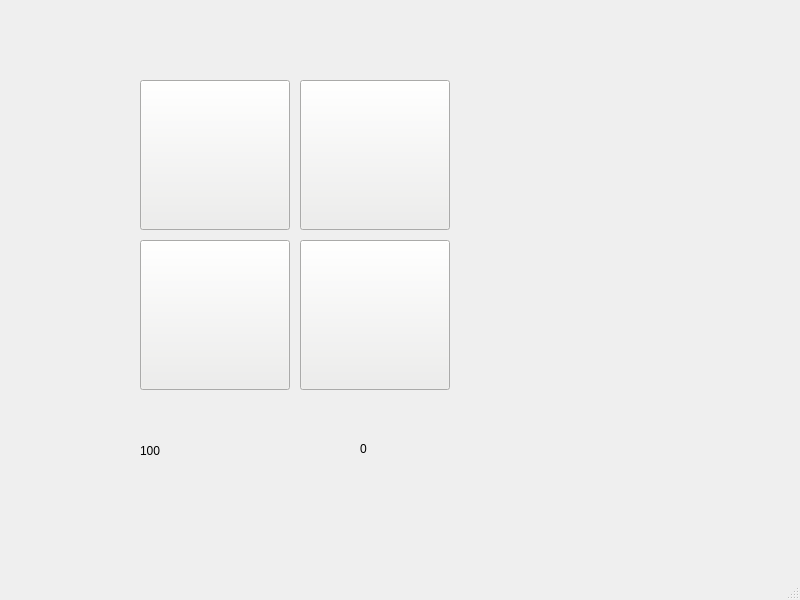
Qt form mainwindow.ui (asya-r/simulation_1) before a commit.
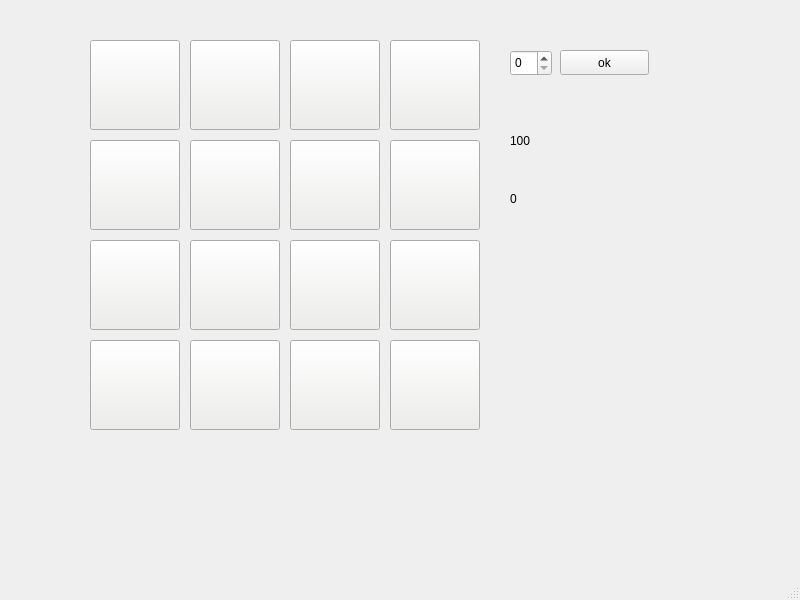
The same form after that commit.

The edit to the form file:
```diff
--- a/mainwindow.ui
+++ b/mainwindow.ui
@@ -17,10 +17,10 @@
    <widget class="QPushButton" name="pushButton">
     <property name="geometry">
      <rect>
-      <x>140</x>
-      <y>80</y>
-      <width>150</width>
-      <height>150</height>
+      <x>90</x>
+      <y>40</y>
+      <width>90</width>
+      <height>90</height>
      </rect>
     </property>
     <property name="styleSheet">
@@ -33,10 +33,10 @@
    <widget class="QPushButton" name="pushButton_2">
     <property name="geometry">
      <rect>
-      <x>300</x>
-      <y>80</y>
-      <width>150</width>
-      <height>150</height>
+      <x>190</x>
+      <y>40</y>
+      <width>90</width>
+      <height>90</height>
      </rect>
     </property>
     <property name="styleSheet">
@@ -49,10 +49,10 @@
    <widget class="QPushButton" name="pushButton_3">
     <property name="geometry">
      <rect>
-      <x>140</x>
-      <y>240</y>
-      <width>150</width>
-      <height>150</height>
+      <x>290</x>
+      <y>40</y>
+      <width>90</width>
+      <height>90</height>
      </rect>
     </property>
     <property name="styleSheet">
@@ -65,10 +65,10 @@
    <widget class="QPushButton" name="pushButton_4">
     <property name="geometry">
      <rect>
-      <x>300</x>
-      <y>240</y>
-      <width>150</width>
-      <height>150</height>
+      <x>390</x>
+      <y>40</y>
+      <width>90</width>
+      <height>90</height>
      </rect>
     </property>
     <property name="styleSheet">
@@ -81,8 +81,8 @@
    <widget class="QLabel" name="label">
     <property name="geometry">
      <rect>
-      <x>140</x>
-      <y>420</y>
+      <x>510</x>
+      <y>110</y>
       <width>111</width>
       <height>61</height>
      </rect>
@@ -94,8 +94,8 @@
    <widget class="QLabel" name="label_2">
     <property name="geometry">
      <rect>
-      <x>360</x>
-      <y>440</y>
+      <x>510</x>
+      <y>190</y>
       <width>67</width>
       <height>17</height>
      </rect>
@@ -104,6 +104,221 @@
      <string>0</string>
     </property>
    </widget>
+   <widget class="QPushButton" name="pushButton_5">
+    <property name="geometry">
+     <rect>
+      <x>390</x>
+      <y>140</y>
+      <width>90</width>
+      <height>90</height>
+     </rect>
+    </property>
+    <property name="styleSheet">
+     <string notr="true">background-color: rgb(238, 238, 236)</string>
+    </property>
+    <property name="text">
+     <string/>
+    </property>
+   </widget>
+   <widget class="QPushButton" name="pushButton_6">
+    <property name="geometry">
+     <rect>
+      <x>190</x>
+      <y>140</y>
+      <width>90</width>
+      <height>90</height>
+     </rect>
+    </property>
+    <property name="styleSheet">
+     <string notr="true">background-color: rgb(238, 238, 236)</string>
+    </property>
+    <property name="text">
+     <string/>
+    </property>
+   </widget>
+   <widget class="QPushButton" name="pushButton_7">
+    <property name="geometry">
+     <rect>
+      <x>290</x>
+      <y>140</y>
+      <width>90</width>
+      <height>90</height>
+     </rect>
+    </property>
+    <property name="styleSheet">
+     <string notr="true">background-color: rgb(238, 238, 236)</string>
+    </property>
+    <property name="text">
+     <string/>
+    </property>
+   </widget>
+   <widget class="QPushButton" name="pushButton_8">
+    <property name="geometry">
+     <rect>
+      <x>90</x>
+      <y>140</y>
+      <width>90</width>
+      <height>90</height>
+     </rect>
+    </property>
+    <property name="styleSheet">
+     <string notr="true">background-color: rgb(238, 238, 236)</string>
+    </property>
+    <property name="text">
+     <string/>
+    </property>
+   </widget>
+   <widget class="QPushButton" name="pushButton_9">
+    <property name="geometry">
+     <rect>
+      <x>390</x>
+      <y>240</y>
+      <width>90</width>
+      <height>90</height>
+     </rect>
+    </property>
+    <property name="styleSheet">
+     <string notr="true">background-color: rgb(238, 238, 236)</string>
+    </property>
+    <property name="text">
+     <string/>
+    </property>
+   </widget>
+   <widget class="QPushButton" name="pushButton_10">
+    <property name="geometry">
+     <rect>
+      <x>190</x>
+      <y>240</y>
+      <width>90</width>
+      <height>90</height>
+     </rect>
+    </property>
+    <property name="styleSheet">
+     <string notr="true">background-color: rgb(238, 238, 236)</string>
+    </property>
+    <property name="text">
+     <string/>
+    </property>
+   </widget>
+   <widget class="QPushButton" name="pushButton_11">
+    <property name="geometry">
+     <rect>
+      <x>290</x>
+      <y>240</y>
+      <width>90</width>
+      <height>90</height>
+     </rect>
+    </property>
+    <property name="styleSheet">
+     <string notr="true">background-color: rgb(238, 238, 236)</string>
+    </property>
+    <property name="text">
+     <string/>
+    </property>
+   </widget>
+   <widget class="QPushButton" name="pushButton_12">
+    <property name="geometry">
+     <rect>
+      <x>90</x>
+      <y>240</y>
+      <width>90</width>
+      <height>90</height>
+     </rect>
+    </property>
+    <property name="styleSheet">
+     <string notr="true">background-color: rgb(238, 238, 236)</string>
+    </property>
+    <property name="text">
+     <string/>
+    </property>
+   </widget>
+   <widget class="QPushButton" name="pushButton_13">
+    <property name="geometry">
+     <rect>
+      <x>390</x>
+      <y>340</y>
+      <width>90</width>
+      <height>90</height>
+     </rect>
+    </property>
+    <property name="styleSheet">
+     <string notr="true">background-color: rgb(238, 238, 236)</string>
+    </property>
+    <property name="text">
+     <string/>
+    </property>
+   </widget>
+   <widget class="QPushButton" name="pushButton_14">
+    <property name="geometry">
+     <rect>
+      <x>190</x>
+      <y>340</y>
+      <width>90</width>
+      <height>90</height>
+     </rect>
+    </property>
+    <property name="styleSheet">
+     <string notr="true">background-color: rgb(238, 238, 236)</string>
+    </property>
+    <property name="text">
+     <string/>
+    </property>
+   </widget>
+   <widget class="QPushButton" name="pushButton_15">
+    <property name="geometry">
+     <rect>
+      <x>290</x>
+      <y>340</y>
+      <width>90</width>
+      <height>90</height>
+     </rect>
+    </property>
+    <property name="styleSheet">
+     <string notr="true">background-color: rgb(238, 238, 236)</string>
+    </property>
+    <property name="text">
+     <string/>
+    </property>
+   </widget>
+   <widget class="QPushButton" name="pushButton_16">
+    <property name="geometry">
+     <rect>
+      <x>90</x>
+      <y>340</y>
+      <width>90</width>
+      <height>90</height>
+     </rect>
+    </property>
+    <property name="styleSheet">
+     <string notr="true">background-color: rgb(238, 238, 236)</string>
+    </property>
+    <property name="text">
+     <string/>
+    </property>
+   </widget>
+   <widget class="QSpinBox" name="spinBox">
+    <property name="geometry">
+     <rect>
+      <x>510</x>
+      <y>50</y>
+      <width>42</width>
+      <height>26</height>
+     </rect>
+    </property>
+   </widget>
+   <widget class="QPushButton" name="pushButton_17">
+    <property name="geometry">
+     <rect>
+      <x>560</x>
+      <y>50</y>
+      <width>89</width>
+      <height>25</height>
+     </rect>
+    </property>
+    <property name="text">
+     <string>ok</string>
+    </property>
+   </widget>
   </widget>
   <widget class="QMenuBar" name="menubar">
    <property name="geometry">
```
